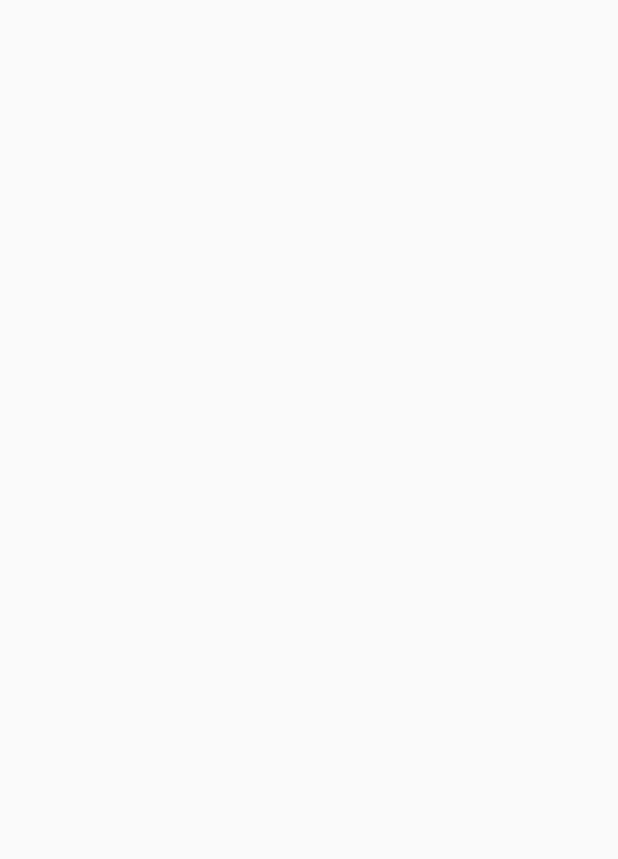
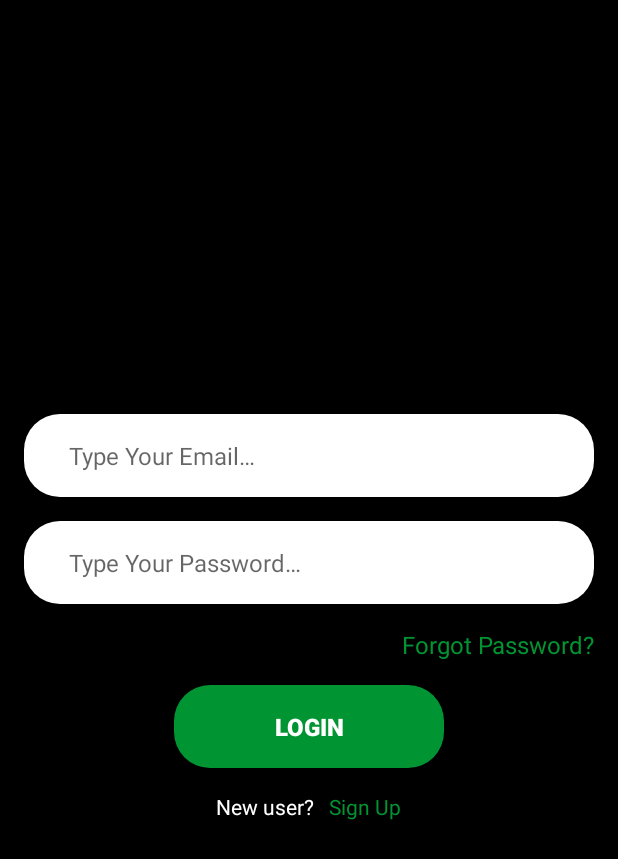
Before and after one commit to warokdroid/virtualin-hackathon-warokdroid, an Android app: the screen it shows after launch (LoginActivity), on a phone screen of 412 x 824 dp. Before the commit the part shown is empty. Shown: the top 859 px of the screen. Run offline under Robolectric (Android 15) with nearby library versions, the phone set to English and light mode, and no system bars.

Commit message:
Adding LoginActivity and it's layout

```diff
--- a/app/src/main/java/com/warokdroid/virtualin/LoginActivity.kt
+++ b/app/src/main/java/com/warokdroid/virtualin/LoginActivity.kt
@@ -1,6 +1,7 @@
 package com.warokdroid.virtualin
 
 import android.os.Bundle
+import android.view.View
 import androidx.appcompat.app.AppCompatActivity
 
 class LoginActivity : AppCompatActivity() {
@@ -9,4 +10,12 @@
         super.onCreate(savedInstanceState)
         setContentView(R.layout.activity_login)
     }
+
+    fun onForgotPassword(view: View) {
+
+    }
+
+    fun onSignUp(view: View) {
+
+    }
 }
--- /dev/null
+++ b/app/src/main/res/drawable/bg_button.xml
@@ -0,0 +1,11 @@
+<?xml version="1.0" encoding="utf-8"?>
+<shape xmlns:android="http://schemas.android.com/apk/res/android"
+    android:shape="rectangle">
+    <solid android:color="#009432" />
+    <corners android:radius="24dp" />
+    <padding
+        android:bottom="10dp"
+        android:left="10dp"
+        android:right="10dp"
+        android:top="10dp" />
+</shape>
--- /dev/null
+++ b/app/src/main/res/drawable/bg_form.xml
@@ -0,0 +1,11 @@
+<?xml version="1.0" encoding="utf-8"?>
+<shape xmlns:android="http://schemas.android.com/apk/res/android"
+    android:shape="rectangle">
+    <solid android:color="#FFFFFF" />
+    <corners android:radius="24dp" />
+    <padding
+        android:bottom="10dp"
+        android:left="30dp"
+        android:right="10dp"
+        android:top="10dp" />
+</shape>
--- /dev/null
+++ b/app/src/main/res/drawable/color_cursor.xml
@@ -0,0 +1,5 @@
+<?xml version="1.0" encoding="utf-8"?>
+<shape xmlns:android="http://schemas.android.com/apk/res/android">
+    <size android:width="1dp" />
+    <solid android:color="#000000" />
+</shape>
--- a/app/src/main/res/layout/activity_login.xml
+++ b/app/src/main/res/layout/activity_login.xml
@@ -1,8 +1,84 @@
 <?xml version="1.0" encoding="utf-8"?>
-<androidx.constraintlayout.widget.ConstraintLayout xmlns:android="http://schemas.android.com/apk/res/android"
-    xmlns:tools="http://schemas.android.com/tools"
+<LinearLayout xmlns:android="http://schemas.android.com/apk/res/android"
     android:layout_width="match_parent"
     android:layout_height="match_parent"
-    tools:context=".LoginActivity">
+    android:background="@android:color/black"
+    android:gravity="center"
+    android:orientation="vertical"
+    android:padding="16dp">
 
-</androidx.constraintlayout.widget.ConstraintLayout>
+    <EditText
+        android:id="@+id/et_email"
+        android:layout_width="match_parent"
+        android:layout_height="55dp"
+        android:layout_marginBottom="16dp"
+        android:background="@drawable/bg_form"
+        android:hint="@string/email_input_hint"
+        android:importantForAutofill="no"
+        android:inputType="textEmailAddress"
+        android:textCursorDrawable="@drawable/color_cursor"
+        android:textSize="16sp" />
+
+    <EditText
+        android:id="@+id/et_password"
+        android:layout_width="match_parent"
+        android:layout_height="55dp"
+        android:layout_marginBottom="16dp"
+        android:background="@drawable/bg_form"
+        android:hint="@string/password_input_hint"
+        android:importantForAutofill="no"
+        android:inputType="textPassword"
+        android:textCursorDrawable="@drawable/color_cursor"
+        android:textSize="16sp" />
+
+    <TextView
+        android:id="@+id/tv_forgot_password"
+        android:layout_width="match_parent"
+        android:layout_height="wrap_content"
+        android:layout_marginBottom="16dp"
+        android:clickable="true"
+        android:focusable="true"
+        android:gravity="end"
+        android:onClick="onForgotPassword"
+        android:text="@string/forgot_password"
+        android:textColor="#009432"
+        android:textSize="16sp" />
+
+    <Button
+        android:id="@+id/btn_login"
+        android:layout_width="180dp"
+        android:layout_height="55dp"
+        android:layout_marginBottom="16dp"
+        android:background="@drawable/bg_button"
+        android:text="@string/login"
+        android:textColor="@android:color/white"
+        android:textSize="16sp"
+        android:textStyle="bold" />
+
+    <LinearLayout
+        android:layout_width="match_parent"
+        android:layout_height="wrap_content"
+        android:gravity="center"
+        android:orientation="horizontal">
+
+        <TextView
+            android:layout_width="wrap_content"
+            android:layout_height="wrap_content"
+            android:layout_marginEnd="10dp"
+            android:text="@string/new_user"
+            android:textColor="@android:color/white"
+            android:textSize="14sp" />
+
+        <TextView
+            android:id="@+id/tv_sign_up"
+            android:layout_width="wrap_content"
+            android:layout_height="wrap_content"
+            android:clickable="true"
+            android:focusable="true"
+            android:onClick="onSignUp"
+            android:text="@string/sign_up"
+            android:textColor="#009432" />
+
+    </LinearLayout>
+
+</LinearLayout>
--- a/app/src/main/res/values/strings.xml
+++ b/app/src/main/res/values/strings.xml
@@ -2,4 +2,10 @@
     <string name="app_name">Virtual-In</string>
     <string name="team_name">WAROK DROID</string>
     <string name="powered_by">Powered by</string>
+    <string name="email_input_hint">Type Your  Email…</string>
+    <string name="password_input_hint">Type Your Password…</string>
+    <string name="forgot_password">Forgot Password?</string>
+    <string name="login">Login</string>
+    <string name="sign_up">Sign Up</string>
+    <string name="new_user">New user?</string>
 </resources>
```
